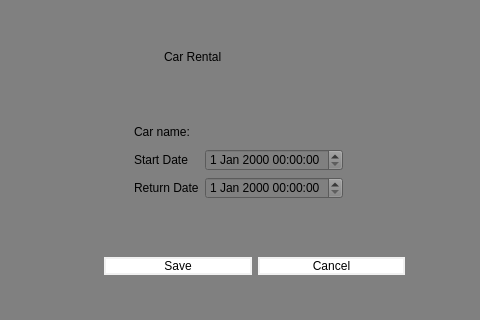
JustUsingaWebsite/Carrental, file mainwindow.ui: the form before one commit; both pictures show x 316 to 796 and y 209 to 529 of the 1150 by 665 pixel window.
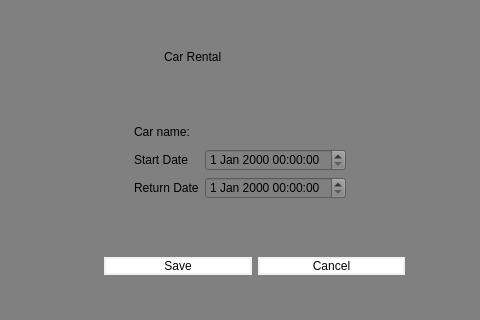
The form after the commit. The open tabs and pages were chosen to show the change. Icons and pictures are not drawn.

Patch:
```diff
--- a/mainwindow.ui
+++ b/mainwindow.ui
@@ -364,7 +364,7 @@
           <rect>
            <x>190</x>
            <y>120</y>
-           <width>209</width>
+           <width>212</width>
            <height>78</height>
           </rect>
          </property>
```
Left out of the diff: 58 changed lines with no effect on the pictures.
